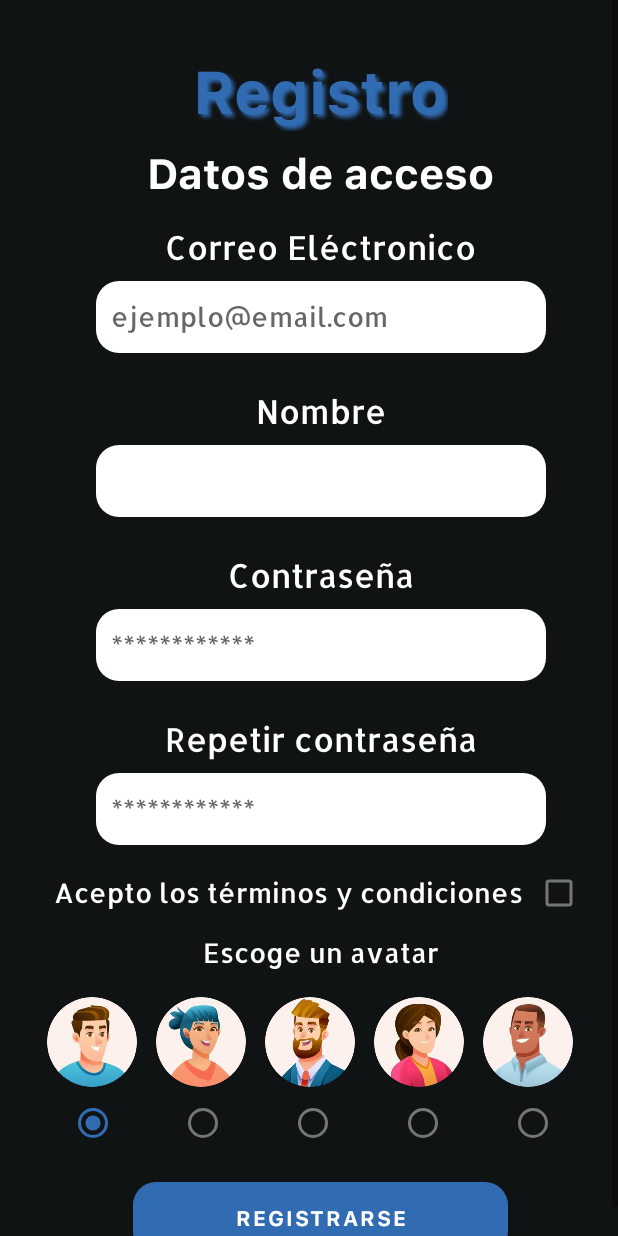
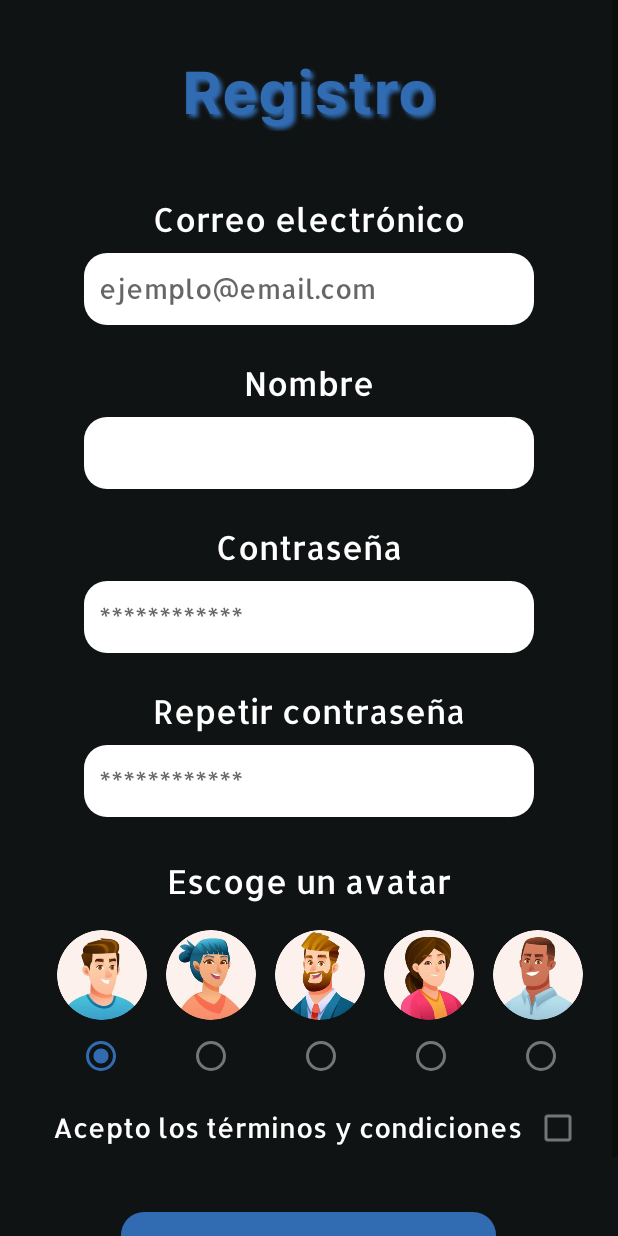
Before and after one commit to Seryiii/TFG-MiHipotecaApp, an Android app: the screen it shows after launch (Registro), after a tap on "REGISTRARSE", on a phone screen of 412 x 824 dp. Run offline under Robolectric (Android 15) with nearby library versions, the phone set to English and light mode, and no system bars; our stand-ins replace CircleImageView, Firebase (no records; nobody signed in at launch, a user with empty details on screens opened directly), Volley; libraries missing offline, so code that uses them is left out: com.basgeekball.awesomevalidation; network calls fail; 2 statements that could not run were skipped.

Commit message:
cambios varios en el diseño y LOS ACENTOS ft. LaPatri

```diff
--- a/MiHipotecaApp/app/src/main/java/es/MiHipotecaApp/TFG/SimularHipoteca/CompararNuevaHipoteca.java
+++ b/MiHipotecaApp/app/src/main/java/es/MiHipotecaApp/TFG/SimularHipoteca/CompararNuevaHipoteca.java
@@ -75,7 +75,7 @@ public class CompararNuevaHipoteca extends AppCompatActivity {
 
         comunidadComp = findViewById(R.id.sp_comunidad_comparador);
 
-        String[] comunidades = {"A Coruña", "Álava", "Albacete", "Alicante", "Almeria", "Asturias", "Ávila", "Badajoz", "Barcelona", "Burgos", "Cáceres", "Cádiz", "Cantabria", "Castellón", "Ceuta", "Ciudad Real", "Córdoba", "Cuenca", "Girona", "Granada", "Guadalajara", "Guipuzcoa", "Huelva", "Huesca", "Illes Balears ", "Jaén", "León", "LLeida", "La Rioja", "Lugo", "Madrid", "Málaga", "Melilla", "Murcia", "Navarra", "Ourense", "Palencia", "Palmas", "Pontevedra", "Salamanca", "Santa Cruz De Tenerife", "Segovia", "Sevilla", "Soria", "Tarragona", "Teruel", "Toledo", "Valencia", "Valladolid", "Vizcaya", "Zamora", "Zaragoza"};
+        String[] comunidades = {"A Coruña", "Álava", "Albacete", "Alicante", "Almería", "Asturias", "Ávila", "Badajoz", "Barcelona", "Burgos", "Cáceres", "Cádiz", "Cantabria", "Castellón", "Ceuta", "Ciudad Real", "Córdoba", "Cuenca", "Girona", "Granada", "Guadalajara", "Guipúzcoa", "Huelva", "Huesca", "Illes Balears ", "Jaén", "León", "LLeida", "La Rioja", "Lugo", "Madrid", "Málaga", "Melilla", "Murcia", "Navarra", "Ourense", "Palencia", "Palmas, Las", "Pontevedra", "Salamanca", "Santa Cruz De Tenerife", "Segovia", "Sevilla", "Soria", "Tarragona", "Teruel", "Toledo", "Valencia", "Valladolid", "Vizcaya", "Zamora", "Zaragoza"};
         ArrayAdapter<String> adapter2 = new ArrayAdapter(this, android.R.layout.simple_spinner_item, comunidades){
             @Override
             public View getView(int position, View convertView, ViewGroup parent) {
--- a/MiHipotecaApp/app/src/main/res/layout/activity_main.xml
+++ b/MiHipotecaApp/app/src/main/res/layout/activity_main.xml
@@ -43,7 +43,7 @@
         android:layout_width="350dp"
         android:layout_height="wrap_content"
         android:fontFamily="@font/allerta"
-        android:text="¡Encuentra y controla la casa de tus sueños!"
+        android:text="¡Consigue y gestiona la casa de tus sueños, al mejor precio!"
         android:textColor="@color/white"
         android:textAlignment="center"
         android:textSize="18sp"
--- a/MiHipotecaApp/app/src/main/res/layout/activity_registro.xml
+++ b/MiHipotecaApp/app/src/main/res/layout/activity_registro.xml
@@ -13,7 +13,7 @@
         android:layout_height="wrap_content"
         android:orientation="vertical"
         android:gravity="center"
-        android:layout_marginStart="16dp">
+        >
 
         <TextView
             android:layout_width="wrap_content"
@@ -24,10 +24,12 @@
             android:shadowColor="@color/dark_blue"
             android:shadowDx="3"
             android:shadowDy="3"
-            android:shadowRadius="3"            android:text="@string/label_registro"
+            android:shadowRadius="3"
+            android:text="@string/label_registro"
+            android:layout_marginBottom="28dp"
             android:textSize="40sp"/>
 
-        <TextView
+        <!--<TextView
             android:layout_width="wrap_content"
             android:layout_height="wrap_content"
             android:fontFamily="@font/text_bold"
@@ -35,7 +37,7 @@
             android:textColor="@color/text_color"
             android:text="@string/label_datos_de_acceso"
             android:textSize="28sp" />
-
+           -->
 
         <TextView
             android:id="@+id/textView4"
@@ -128,43 +130,25 @@
             android:hint="@string/label_ejemplo_contrasenia"
             android:inputType="textPassword" />
 
-        <LinearLayout
-            android:layout_width="match_parent"
-            android:layout_height="wrap_content"
-            android:orientation="horizontal">
 
-            <TextView
-                android:id="@+id/link_abrir_terminos_condiciones"
-                android:layout_width="wrap_content"
-                android:layout_height="wrap_content"
-                android:textColor="@color/text_color"
-                android:layout_gravity="center"
-                android:layout_marginStart="20dp"
-
-                android:fontFamily="@font/allerta"
-                android:text="@string/label_acepto_terminos"
-                android:textSize="18sp" />
-            <CheckBox
-                android:id="@+id/terminos_registro"
-                android:layout_width="wrap_content"
-                android:layout_height="wrap_content" />
-        </LinearLayout>
 
         <TextView
             android:layout_width="wrap_content"
             android:layout_height="wrap_content"
             android:fontFamily="@font/allerta"
+            android:layout_gravity="center"
             android:textColor="@color/text_color"
-            android:layout_marginTop="4dp"
+            android:layout_marginTop="20dp"
             android:layout_marginBottom="8dp"
             android:text="@string/label_selecciona_avatar"
-            android:textSize="18sp" />
+            android:textSize="22sp" />
 
         <LinearLayout
             android:layout_width="match_parent"
             android:layout_height="wrap_content"
             android:orientation="horizontal"
-            android:layout_marginTop="10dp">
+            android:layout_marginTop="10dp"
+            android:gravity="center">
 
             <de.hdodenhof.circleimageview.CircleImageView
                 android:layout_width="60dp"
@@ -209,7 +193,8 @@
             android:layout_width="match_parent"
             android:layout_height="wrap_content"
             android:orientation="horizontal"
-            android:layout_marginStart="20dp">
+            android:gravity="center"
+            android:layout_marginStart="16dp">
 
             <RadioButton
                 android:id="@+id/avatar1"
@@ -247,14 +232,36 @@
                 android:layout_marginStart="25dp"/>
 
         </RadioGroup>
+        <LinearLayout
+            android:layout_width="match_parent"
+            android:layout_height="wrap_content"
+            android:orientation="horizontal"
+            android:gravity="center">
+
+            <TextView
+                android:id="@+id/link_abrir_terminos_condiciones"
+                android:layout_width="wrap_content"
+                android:layout_height="wrap_content"
+                android:textColor="@color/text_color"
+                android:layout_gravity="center"
+                android:layout_marginStart="20dp"
+
+                android:fontFamily="@font/allerta"
+                android:text="@string/label_acepto_terminos"
+                android:textSize="18sp" />
+            <CheckBox
+                android:id="@+id/terminos_registro"
+                android:layout_width="wrap_content"
+                android:layout_height="wrap_content" />
+        </LinearLayout>
 
         <Button
-            android:layout_marginTop="15dp"
+            android:layout_marginTop="32dp"
             android:id="@+id/btn_registrarse"
             android:layout_width="250dp"
             android:layout_gravity="center"
             android:layout_height="wrap_content"
-            android:layout_marginBottom="8dp"
+            android:layout_marginBottom="24dp"
             android:fontFamily="@font/text_bold"
             android:background="@drawable/btn_bordes_redondos"
             android:text="@string/txt_btn_registrarse"/>
--- a/MiHipotecaApp/app/src/main/res/values/strings.xml
+++ b/MiHipotecaApp/app/src/main/res/values/strings.xml
@@ -19,7 +19,7 @@
     <string name="txt_btn_amortizar_antes">AMORTIZAR ANTES</string>
 
     <!-- LABELS -->
-    <string name="label_correo_electronico">Correo Eléctronico</string>
+    <string name="label_correo_electronico">Correo electrónico</string>
     <string name="label_ejemplo_correo">ejemplo@email.com</string>
     <string name="label_contrasenia">Contraseña</string>
     <string name="label_contrasenia_nueva">Contraseña nueva</string>
@@ -44,7 +44,7 @@
     <string name="label_eliminar_usuario">Eliminar cuenta</string>
     <string name="label_modificar_perfil">Modificar Perfil</string>
     <string name="label_nuevo_seguimiento">Nuevo \n seguimiento</string>
-    <string name="label_combobox_comunidad">¿En que provincia se encuentra?</string>
+    <string name="label_combobox_comunidad">¿En qué provincia se encuentra?</string>
     <string name="label_tipo_vivienda">¿Vivienda de régimen general o de protección oficial?</string>
     <string name="label_antiguedad_vivienda">¿Vivienda nueva o de segunda mano?</string>
     <string name="label_vivienda_nueva">Vivienda nueva</string>
@@ -88,11 +88,11 @@
     <string name="label_pasate_premium">¡Pásate a premium!</string>
     <string name="label_indicar_correo_recuperar_contra">Indica tu correo electrónico para recuperar la contraseña</string>
     <string name="label_plan_actual">Tu plan actual</string>
-    <string name="label_ventajas_premium_1">Desbloquea las ventajas que proporciona el plan premium!</string>
+    <string name="label_ventajas_premium_1">Desbloquea las ventajas que proporciona el plan premium</string>
     <string name="label_ventajas_premium_2">Realiza el seguimiento de tus hipotecas sin límites</string>
     <string name="label_ventajas_premium_3">Desbloquea la opción de ayudas gráficas para comprender la evolución de tu hipoteca</string>
     <string name="label_plan_premium">Mi HipotecaApp Premium</string>
-    <string name="label_info_premium">Sin anuncios, lleva el seguimiento de más de una hipoteca, mayor número y diversidad de datos, gráficos individuales, y mucho más...</string>
+    <string name="label_info_premium">Sin anuncios. Lleva el seguimiento de más de una hipoteca: mayor número y diversidad de datos, gráficos individuales, y mucho más...</string>
     <string name="label_coste_premium_tachado">5.95€</string>
     <string name="label_coste_premium_rebajado">2.95€</string>
     <string name="label_cierre_sesion">Cerrar sesión</string>
```
Also changed, not shown: MiHipotecaApp/app/src/main/java/es/MiHipotecaApp/TFG/UsuarioRegistrado/HipotecasSeguimiento/EditarHipotecaSeguimiento.java (+5 -5 lines), MiHipotecaApp/app/src/main/res/layout/activity_comparar_nueva_hipoteca.xml (+4 -4 lines), MiHipotecaApp/app/src/main/res/layout/activity_editar_hipoteca_seguimiento.xml (+17 -17 lines), MiHipotecaApp/app/src/main/res/layout/activity_iniciar_sesion.xml (+4 -4 lines), MiHipotecaApp/app/src/main/res/layout/activity_nuevo_seguimiento.xml (+4 -4 lines), MiHipotecaApp/app/src/main/res/layout/activity_pasar_premium.xml (+58 -41 lines).
